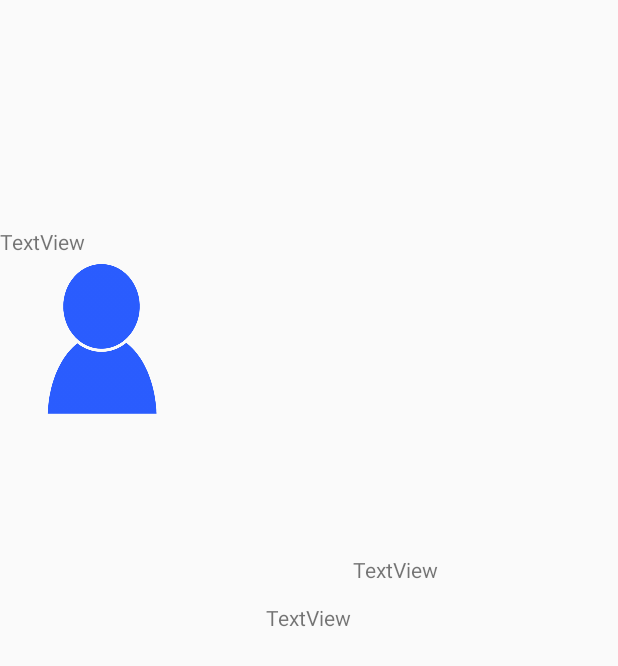
After one commit to h-matsuo/hackathon_2017_colopl, an Android app: the layout activity_spotdetail.xml on its own in the app's theme, with its tools: preview values and no code run, on a phone screen of 412 x 824 dp. The commit adds this screen. Shown: the top 666 px of the screen. Run offline under Robolectric (Android 15) with nearby library versions, the phone set to English and light mode, and no system bars.

Commit message:
スポット詳細画面の実装の前の状態

```diff
--- a/MyApplication/app/src/main/AndroidManifest.xml
+++ b/MyApplication/app/src/main/AndroidManifest.xml
@@ -18,6 +18,7 @@
                 <category android:name="android.intent.category.LAUNCHER" />
             </intent-filter>
         </activity>
+        <activity android:name=".SpotDetailActivity"></activity>
     </application>
 
 </manifest>
--- a/MyApplication/app/src/main/java/com/example/stamprally/PlaceholderFragment.java
+++ b/MyApplication/app/src/main/java/com/example/stamprally/PlaceholderFragment.java
@@ -94,6 +94,8 @@ public  class PlaceholderFragment extends  Fragment implements AdapterView.OnIte
         return rootView;
     }
 
+
+
     @Override
     public void onItemSelected(AdapterView<?> adapterView, View view, int i, long l) {
         TextView tv;
--- /dev/null
+++ b/MyApplication/app/src/main/java/com/example/stamprally/SpotDetailActivity.java
@@ -0,0 +1,22 @@
+package com.example.stamprally;
+
+import android.app.Activity;
+import android.os.Bundle;
+import android.widget.TextView;
+
+/**
+ * Created by mb-347 on 2017/09/10.
+ */
+
+public class SpotDetailActivity extends Activity {
+    TextView textUserName,textDescription,textSpotName;
+    @Override
+    protected void onCreate(Bundle savedInstanceState) {
+        super.onCreate(savedInstanceState);
+        setContentView(R.layout.activity_spotdetail);
+        textUserName=findViewById(R.id.text_username);
+        textDescription=findViewById(R.id.text_description);
+        textSpotName=findViewById(R.id.text_spotname);
+
+    }
+}
--- /dev/null
+++ b/MyApplication/app/src/main/res/layout/activity_spotdetail.xml
@@ -0,0 +1,47 @@
+<?xml version="1.0" encoding="utf-8"?>
+<RelativeLayout xmlns:android="http://schemas.android.com/apk/res/android"
+    xmlns:app="http://schemas.android.com/apk/res-auto"
+    android:orientation="vertical" android:layout_width="match_parent"
+    android:layout_height="match_parent">
+
+
+    <ImageView
+        android:id="@+id/imageView2"
+        android:layout_width="wrap_content"
+        android:layout_height="wrap_content"
+        app:srcCompat="@drawable/icon"
+        android:layout_marginRight="273dp"
+        android:layout_marginEnd="273dp"
+        android:layout_marginBottom="379dp"
+        android:layout_alignParentBottom="true"
+        android:layout_alignParentRight="true"
+        android:layout_alignParentEnd="true" />
+
+    <TextView
+        android:id="@+id/text_username"
+        android:layout_width="wrap_content"
+        android:layout_height="wrap_content"
+        android:layout_alignParentTop="true"
+        android:layout_marginTop="151dp"
+        android:text="TextView" />
+
+    <TextView
+        android:id="@+id/text_spotname"
+        android:layout_width="wrap_content"
+        android:layout_height="wrap_content"
+        android:layout_alignBottom="@+id/imageView2"
+        android:layout_alignParentEnd="true"
+        android:layout_alignParentRight="true"
+        android:layout_marginBottom="55dp"
+        android:layout_marginEnd="120dp"
+        android:layout_marginRight="120dp"
+        android:text="TextView" />
+
+    <TextView
+        android:id="@+id/text_description"
+        android:layout_width="wrap_content"
+        android:layout_height="wrap_content"
+        android:layout_centerHorizontal="true"
+        android:layout_centerVertical="true"
+        android:text="TextView" />
+</RelativeLayout>
```
Also changed, not shown: MyApplication/app/src/main/res/drawable/icon.png (added).
